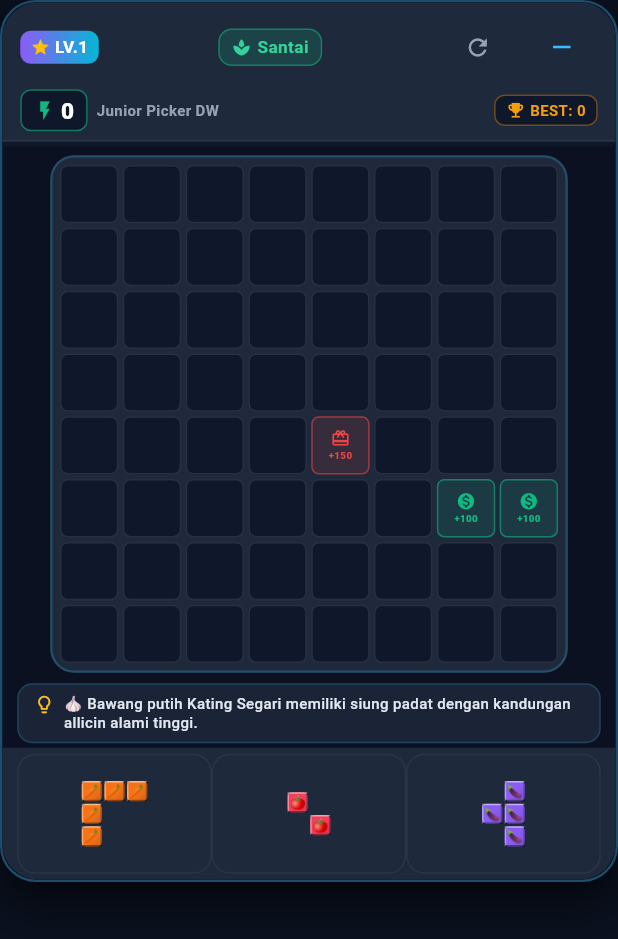
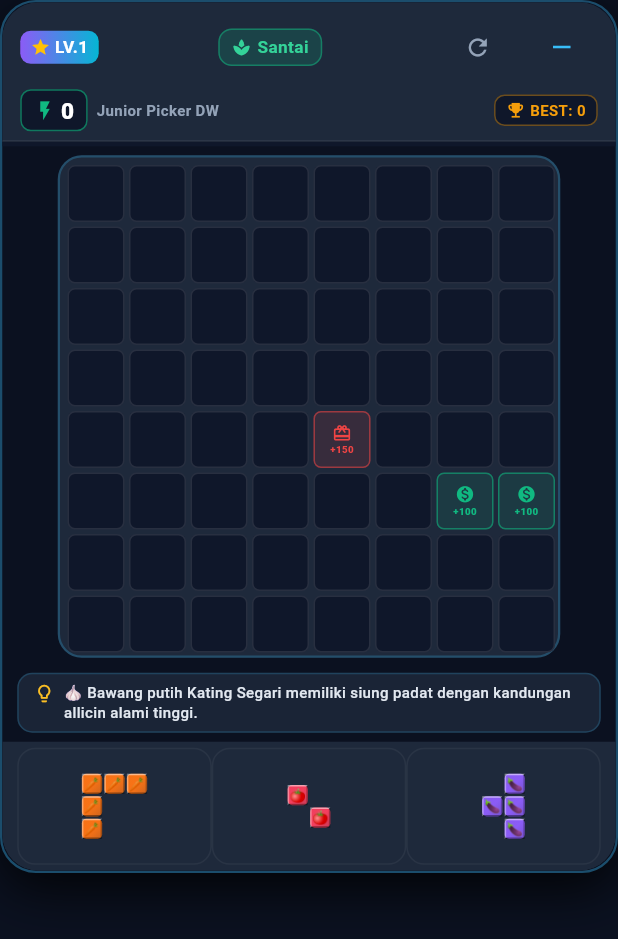
Before and after one commit to byomanisme/segari-salary-tracker, a Flutter app: the BlockBlastView widget shown alone on an empty page, opened directly with empty values, on a phone screen of 412 x 824 dp. Shown: the top 939 px of the screen. Run offline on Flutter 3.47's test engine with Material 3 defaults, Android fonts, the phone set to English and light mode, and no system bars; our stand-ins replace file_picker, google_sign_in, pdf, printing, shared_preferences; missing offline and left inert: extension_google_sign_in_as_googleapis_auth, googleapis; accounts and stored records are empty.

Commit message:
feat(game): pixel-perfect drag & drop anchor and rigid board layout to prevent text overlap v1.3.8

```diff
--- a/segari_salary_tracker_app/lib/games/block_blast/block_blast_view.dart
+++ b/segari_salary_tracker_app/lib/games/block_blast/block_blast_view.dart
@@ -1,3 +1,4 @@
+import 'dart:math';
 import 'package:flutter/material.dart';
 import 'package:flutter/services.dart';
 import '../../widgets/pixel_mascot_painter.dart';
@@ -200,24 +201,30 @@ class _BlockBlastViewState extends State<BlockBlastView>
     );
   }
 
-  // --- Real Block Blast Coordinate Tracker ---
-  void _handleDragUpdate(Offset globalPos, BlockShape piece) {
+  // --- Real Block Blast Coordinate Tracker (Laser-Precise 1:1 Alignment) ---
+  void _handleDragUpdate(Offset globalPos, BlockShape piece, double cellPx) {
     final RenderBox? gridBox = _gridKey.currentContext?.findRenderObject() as RenderBox?;
     if (gridBox == null) return;
 
     final localPos = gridBox.globalToLocal(globalPos);
-    final cellSize = gridBox.size.width / BlockBlastGame.boardSize;
+    final cellStep = cellPx + 3.0; // cellPx + 3px gap between tiles
+    const double verticalLift = 65.0; // Piece floats 65px directly above finger
 
-    // 1. Horizontal Alignment (Sumbu X Pas Lurus Atas-Bawah)
-    final pieceWidthPx = piece.cols * cellSize;
-    final targetCol = ((localPos.dx - (pieceWidthPx / 2.0)) / cellSize).round();
+    // Total width and height of floating piece (cells + 3px gaps)
+    final totalPieceW = piece.cols * cellPx + (piece.cols - 1) * 3.0;
+    final totalPieceH = piece.rows * cellPx + (piece.rows - 1) * 3.0;
 
-    // 2. Vertical Distance (Jarak Y Konstan di Atas Jari ~75px)
-    final pieceHeightPx = piece.rows * cellSize;
-    final fixedOffsetY = cellSize * 2.2;
-    final targetRow = ((localPos.dy - fixedOffsetY - (pieceHeightPx / 2.0)) / cellSize).round();
+    // Top-left corner of the floating piece in gridBox coordinates
+    final pieceTopLeftX = localPos.dx - (totalPieceW / 2.0);
+    final pieceTopLeftY = localPos.dy - totalPieceH - verticalLift;
 
-    // 3. SHADOW VISIBILITY BASED ON SHADOW'S TARGET ON BOARD:
+    // Grid tiles start at (5.0, 5.0) inside gridBox due to 5px padding
+    final relX = pieceTopLeftX - 5.0;
+    final relY = pieceTopLeftY - 5.0;
+
+    final targetCol = (relX / cellStep).round();
+    final targetRow = (relY / cellStep).round();
+
     // Shadow appears as long as targetRow & targetCol fit on the 8x8 board!
     // This allows the finger to comfortably sit below the board when placing on bottom rows!
     final bool isWithinBoardTarget = targetRow >= 0 &&
@@ -233,8 +240,6 @@ class _BlockBlastViewState extends State<BlockBlastView>
         });
       }
     } else {
-      // If dragged out of board target range (e.g. pulled back down to tray or off to sides),
-      // cleanly hide the shadow so it never freezes or stays stuck on the board!
       if (_hoverRow != null || _hoverCol != null) {
         setState(() {
           _hoverRow = null;
@@ -262,9 +267,8 @@ class _BlockBlastViewState extends State<BlockBlastView>
     if (widget.game.canPlace(piece, row, col)) {
       final RenderBox? gridBox = _gridKey.currentContext?.findRenderObject() as RenderBox?;
       if (gridBox != null) {
-        final size = gridBox.size;
-        final cellW = size.width / BlockBlastGame.boardSize;
-        final cellH = size.height / BlockBlastGame.boardSize;
+        final cellSize = (gridBox.size.width - 10 - 21) / BlockBlastGame.boardSize;
+        final cellStep = cellSize + 3.0;
 
         final cellRects = <Rect>[];
         final cellCenters = <Offset>[];
@@ -274,14 +278,16 @@ class _BlockBlastViewState extends State<BlockBlastView>
             if (piece.matrix[r][c] == 1) {
               final targetR = row + r;
               final targetC = col + c;
+              final left = 5.0 + targetC * cellStep;
+              final top = 5.0 + targetR * cellStep;
               final rect = Rect.fromLTWH(
-                targetC * cellW + 1.5,
-                targetR * cellH + 1.5,
-                cellW - 3.0,
-                cellH - 3.0,
+                left,
+                top,
+                cellSize,
+                cellSize,
               );
               cellRects.add(rect);
-              cellCenters.add(Offset(targetC * cellW + cellW / 2, targetR * cellH + cellH / 2));
+              cellCenters.add(Offset(left + cellSize / 2, top + cellSize / 2));
               _recentlyPlacedCells.add('$targetR-$targetC');
             }
           }
@@ -350,9 +356,18 @@ class _BlockBlastViewState extends State<BlockBlastView>
   Widget build(BuildContext context) {
     final game = widget.game;
     final screenW = MediaQuery.of(context).size.width;
-    // Rampingkan: board square width tightly bounded
-    final boardSize = (screenW - 28 - 20).clamp(270.0, 345.0);
-    final cellPx = (boardSize - 10 - 7 * 3) / BlockBlastGame.boardSize;
+    final screenH = MediaQuery.of(context).size.height;
+
+    // Responsive board size: Fits both width and height, leaving ample room for tips & tray
+    final maxBoardW = (screenW - 44).clamp(240.0, 340.0);
+    // Vertical budget: screenH - header (66) - exp (3) - tips (44) - tray (86) - safe padding (75)
+    final maxBoardH = (screenH - 274).clamp(230.0, 340.0);
+    final rawBoardSize = min(maxBoardW, maxBoardH);
+
+    // Integer cellPx guarantees zero subpixel rounding drift
+    final cellPx = ((rawBoardSize - 10 - 21) / BlockBlastGame.boardSize).floorToDouble();
+    final boardInnerSize = cellPx * BlockBlastGame.boardSize + 21; // 8 cells + 7 gaps of 3px
+    final boardTotalSize = boardInnerSize + 10; // + 5px padding each side
 
     return BlastParticleOverlay(
       manager: _particleManager,
@@ -375,7 +390,7 @@ class _BlockBlastViewState extends State<BlockBlastView>
         child: ClipRRect(
           borderRadius: BorderRadius.circular(24),
           child: Column(
-            mainAxisSize: MainAxisSize.min, // SNUG FIT: NO DEAD SPACE ABOVE OR BELOW!
+            mainAxisSize: MainAxisSize.min,
             children: [
               // 1. Header (Level, Mode Toggle, Score, High Score, Actions)
               _buildHeader(game),
@@ -390,8 +405,8 @@ class _BlockBlastViewState extends State<BlockBlastView>
               Padding(
                 padding: const EdgeInsets.symmetric(horizontal: 10, vertical: 4),
                 child: SizedBox(
-                  width: boardSize,
-                  height: boardSize,
+                  width: boardTotalSize,
+                  height: boardTotalSize,
                   child: AnimatedBuilder(
                     animation: _particleManager,
                     builder: (context, child) {
@@ -400,17 +415,21 @@ class _BlockBlastViewState extends State<BlockBlastView>
                         child: child,
                       );
                     },
-                    child: _buildBoard(game, boardSize, cellPx),
+                    child: _buildBoard(game, boardTotalSize, cellPx),
                   ),
                 ),
               ),
 
-              // 5. Tips, Tricks & Fun Facts Card (Multi-line, perfectly readable!)
+              const SizedBox(height: 3),
+
+              // 5. Tips, Tricks & Fun Facts Card (Separated cleanly, never covers board!)
               _buildFunFactBar(game),
+
+              const SizedBox(height: 3),
 
               // 6. Piece Tray (1:1 Drag Scale feedback)
               Container(
-                height: 88,
+                height: 86,
                 padding: const EdgeInsets.symmetric(horizontal: 10, vertical: 4),
                 decoration: const BoxDecoration(
                   color: Color(0xFF1E293B),
@@ -741,19 +760,17 @@ class _BlockBlastViewState extends State<BlockBlastView>
         ),
       ),
       child: Stack(
+        clipBehavior: Clip.none,
         children: [
-          // 8x8 Grid Tiles
-          GridView.builder(
-            physics: const NeverScrollableScrollPhysics(),
-            itemCount: BlockBlastGame.boardSize * BlockBlastGame.boardSize,
-            gridDelegate: const SliverGridDelegateWithFixedCrossAxisCount(
-              crossAxisCount: BlockBlastGame.boardSize,
-              crossAxisSpacing: 3,
-              mainAxisSpacing: 3,
-            ),
-            itemBuilder: (context, index) {
-              final r = index ~/ BlockBlastGame.boardSize;
-              final c = index % BlockBlastGame.boardSize;
+          // 8x8 Grid Tiles (Rigid Column of Rows: Zero overflow, zero scroll drift!)
+          Column(
+            mainAxisSize: MainAxisSize.min,
+            children: List.generate(BlockBlastGame.boardSize, (r) {
+              return Padding(
+                padding: EdgeInsets.only(bottom: r < BlockBlastGame.boardSize - 1 ? 3.0 : 0.0),
+                child: Row(
+                  mainAxisSize: MainAxisSize.min,
+                  children: List.generate(BlockBlastGame.boardSize, (c) {
                     final cellColor = game.board[r][c];
                     final isRecentlyPlaced = _recentlyPlacedCells.contains('$r-$c');
                     final bonusTile = game.bonusCells['$r-$c'];
@@ -763,7 +780,7 @@ class _BlockBlastViewState extends State<BlockBlastView>
                     final isMascotSegment = mascot != null && mascot.occupies(r, c) && cellColor == null;
                     final mascotSegIndex = isMascotSegment ? mascot.indexOf(r, c) : -1;
 
-              // Ghost shadow check: ONLY visible when placement is 100% valid! (Official Block Blast clean style)
+                    // Ghost shadow check: ONLY visible when placement is 100% valid!
                     bool isGhost = false;
                     Color? ghostColor;
 
@@ -784,10 +801,15 @@ class _BlockBlastViewState extends State<BlockBlastView>
                       }
                     }
 
-              return InkWell(
+                    return Padding(
+                      padding: EdgeInsets.only(right: c < BlockBlastGame.boardSize - 1 ? 3.0 : 0.0),
+                      child: SizedBox(
+                        width: cellPx,
+                        height: cellPx,
+                        child: InkWell(
                           onTap: () {
                             if (isMascotSegment) {
-                    final cellCenter = Offset(c * cellPx + cellPx / 2, r * cellPx + cellPx / 2);
+                              final cellCenter = Offset(5.0 + c * (cellPx + 3.0) + cellPx / 2, 5.0 + r * (cellPx + 3.0) + cellPx / 2);
                               _onMascotSegmentTapped(r, c, cellCenter);
                             } else if (_selectedPieceIndex != null && activePiece != null) {
                               _handlePlacement(_selectedPieceIndex!, r, c);
@@ -804,16 +826,22 @@ class _BlockBlastViewState extends State<BlockBlastView>
                             mascotSegIndex: mascotSegIndex,
                             cellSize: cellPx,
                           ),
+                        ),
+                      ),
                     );
-            },
+                  }),
+                ),
+              );
+            }),
           ),
 
           // Game Over Overlay with Revive / Second Chance!
           if (game.isGameOver)
-            Container(
+            Positioned.fill(
+              child: Container(
                 decoration: BoxDecoration(
                   color: Colors.black.withValues(alpha: 0.88),
-                borderRadius: BorderRadius.circular(16),
+                  borderRadius: BorderRadius.circular(12),
                 ),
                 child: Center(
                   child: Padding(
@@ -917,6 +945,7 @@ class _BlockBlastViewState extends State<BlockBlastView>
                           },
                         ),
                       ],
+                    ),
                   ),
                 ),
               ),
@@ -1095,6 +1124,8 @@ class _BlockBlastViewState extends State<BlockBlastView>
         }
 
         final isSelected = _selectedPieceIndex == index;
+        final totalPieceW = piece.cols * cellPx + (piece.cols - 1) * 3.0;
+        final totalPieceH = piece.rows * cellPx + (piece.rows - 1) * 3.0;
 
         return Expanded(
           child: InkWell(
@@ -1111,11 +1142,12 @@ class _BlockBlastViewState extends State<BlockBlastView>
             borderRadius: BorderRadius.circular(12),
             child: Draggable<int>(
               data: index,
-              // Lifted feedback matching EXACT 1:1 scale of board grid!
+              dragAnchorStrategy: pointerDragAnchorStrategy,
+              // Lifted feedback matching EXACT 1:1 scale and spacing of board grid!
               feedback: Material(
                 color: Colors.transparent,
                 child: Transform.translate(
-                  offset: Offset(-(piece.cols * cellPx) / 2.0, -(piece.rows * cellPx) - (cellPx * 2.2)),
+                  offset: Offset(-totalPieceW / 2.0, -totalPieceH - 65.0),
                   child: _buildShapeWidget(piece, isPreview: true, cellSize: cellPx),
                 ),
               ),
@@ -1131,7 +1163,7 @@ class _BlockBlastViewState extends State<BlockBlastView>
                 HapticFeedback.lightImpact();
               },
               onDragUpdate: (details) {
-                _handleDragUpdate(details.globalPosition, piece);
+                _handleDragUpdate(details.globalPosition, piece, cellPx);
               },
               onDragEnd: (_) {
                 _handleDragEnd(index, piece);
@@ -1175,17 +1207,21 @@ class _BlockBlastViewState extends State<BlockBlastView>
   }
 
   Widget _buildShapeWidget(BlockShape shape, {bool isPreview = false, double cellSize = 13.5}) {
+    final double spacing = isPreview ? 3.0 : 1.5;
     return Column(
       mainAxisSize: MainAxisSize.min,
       children: List.generate(shape.rows, (r) {
-        return Row(
+        return Padding(
+          padding: EdgeInsets.only(bottom: r < shape.rows - 1 ? spacing : 0.0),
+          child: Row(
             mainAxisSize: MainAxisSize.min,
             children: List.generate(shape.cols, (c) {
               final isFilled = shape.matrix[r][c] == 1;
-            return Container(
+              return Padding(
+                padding: EdgeInsets.only(right: c < shape.cols - 1 ? spacing : 0.0),
+                child: Container(
                   width: cellSize,
                   height: cellSize,
-              margin: EdgeInsets.all(cellSize > 20 ? 1.0 : 0.8),
                   decoration: isFilled
                       ? BoxDecoration(
                           gradient: LinearGradient(
@@ -1223,8 +1259,10 @@ class _BlockBlastViewState extends State<BlockBlastView>
                           ),
                         )
                       : null,
+                ),
               );
             }),
+          ),
         );
       }),
     );
--- a/segari_salary_tracker_app/pubspec.yaml
+++ b/segari_salary_tracker_app/pubspec.yaml
@@ -16,7 +16,7 @@ publish_to: 'none' # Remove this line if you wish to publish to pub.dev
 # https://developer.apple.com/library/archive/documentation/General/Reference/InfoPlistKeyReference/Articles/CoreFoundationKeys.html
 # In Windows, build-name is used as the major, minor, and patch parts
 # of the product and file versions while build-number is used as the build suffix.
-version: 1.3.7+20
+version: 1.3.8+21
 
 environment:
   sdk: ^3.10.8
```
Also changed, not shown: segari_salary_tracker_app/lib/services/update_service.dart (+9 -11 lines), 1 other file. Lines whose indentation alone changed are shown as unchanged.
